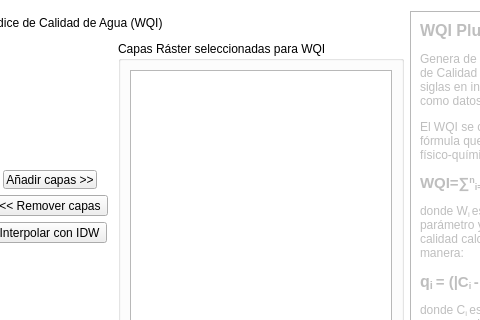
Above: wqi_plugin_wizard_base.ui from marcelomolas/wqi_calculator before the change; both pictures show x 316 to 796 and y 0 to 320 of the 987 by 449 pixel window. Below: the same form after it.
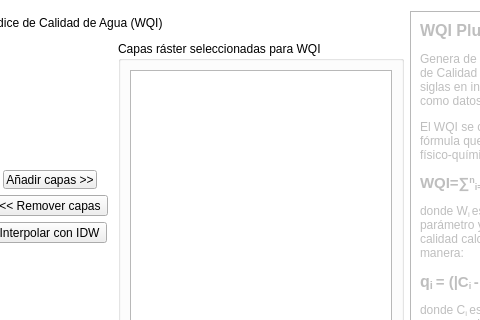
That is the form after the change. Custom widgets are drawn as their Qt base class.

Diff of the .ui file:
```diff
--- a/wqi_plugin_wizard_base.ui
+++ b/wqi_plugin_wizard_base.ui
@@ -182,7 +182,7 @@
         <item>
          <widget class="QGroupBox" name="groupBox_3">
           <property name="title">
-           <string>Capas Ráster seleccionadas para WQI</string>
+           <string>Capas ráster seleccionadas para WQI</string>
           </property>
           <layout class="QHBoxLayout" name="horizontalLayout_5">
            <item>
```
